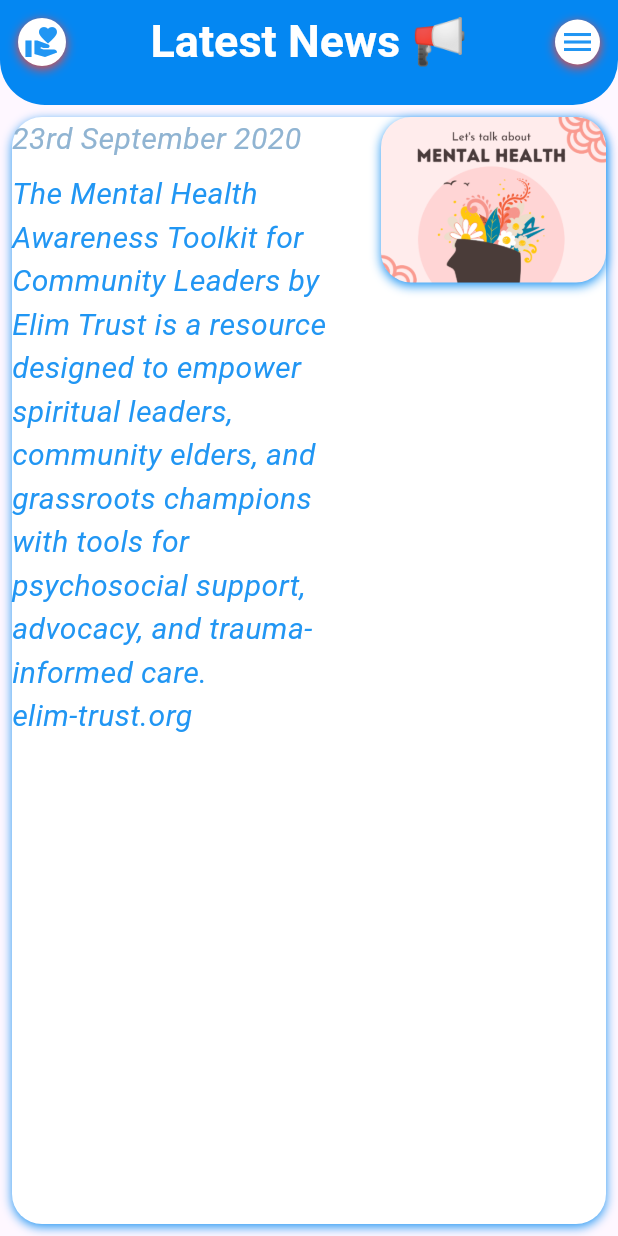
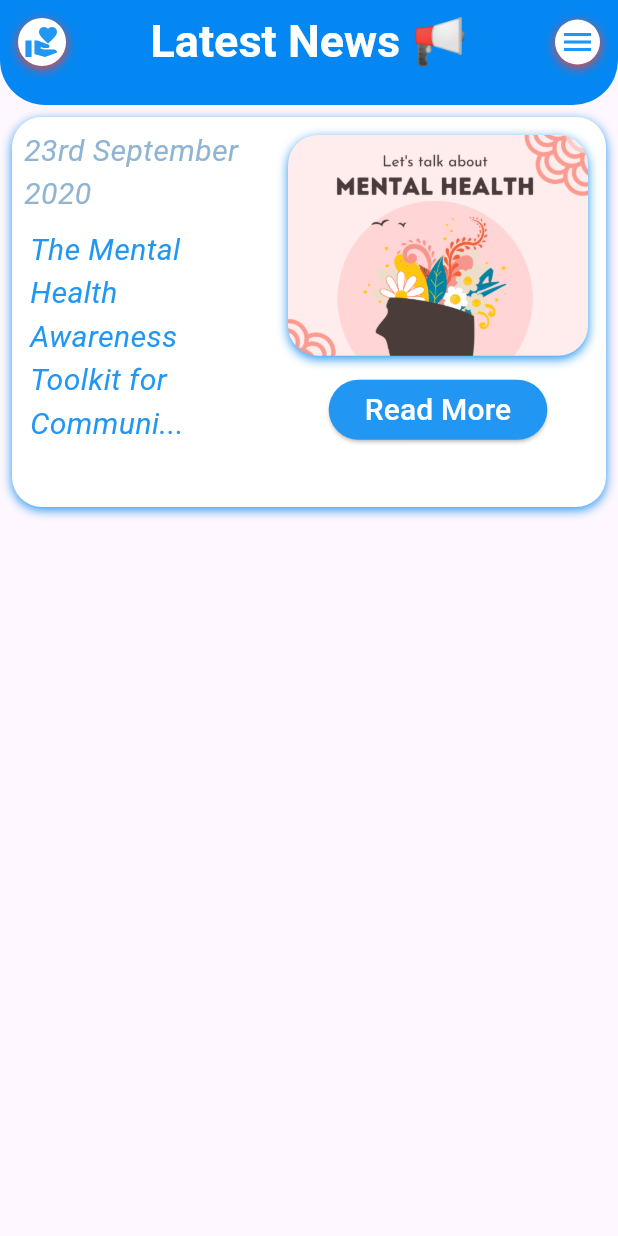
Before and after one commit to Yvonne-Wanja-1/Elim_trust_2, a Flutter app: the LatestnewsPage screen opened by its route, on a phone screen of 412 x 824 dp. Run offline on Flutter 3.47's test engine with Material 3 defaults, Android fonts, the phone set to English and light mode, and no system bars; our stand-ins replace animated_text_kit, curved_navigation_bar, font_awesome_flutter; Roboto replaces fonts that are missing (Arial).

Commit message:
fixed a bug

```diff
--- a/elim_trust_2/lib/pages/latestnews.dart
+++ b/elim_trust_2/lib/pages/latestnews.dart
@@ -79,7 +79,8 @@
           ),
         ),
       ),
-      body: Padding(
+      body: SingleChildScrollView(
+        child: Padding(
           padding: const EdgeInsets.all(8.0),
           child: Container(
             decoration: BoxDecoration(
@@ -102,7 +103,7 @@
                     crossAxisAlignment: CrossAxisAlignment.start,
                     children: [
                       const Padding(
-                      padding: EdgeInsets.only(bottom: 8.0),
+                        padding: EdgeInsets.all(8.0),
                         child: Text(
                           '23rd September 2020',
                           style: TextStyle(
@@ -113,9 +114,10 @@
                           ),
                         ),
                       ),
-                    const Text(
-                      '''The Mental Health Awareness Toolkit for Community Leaders by Elim Trust is a resource designed to empower spiritual leaders, community elders, and grassroots champions with tools for psychosocial support, advocacy, and trauma-informed care.
-elim-trust.org
+                      const Padding(
+                        padding: EdgeInsets.only(left: 12.0, right: 8.0, bottom: 12),
+                        child: Text(
+                          '''The Mental Health Awareness Toolkit for Communi...
 ''',
                           style: TextStyle(
                             fontSize: 20,
@@ -124,12 +126,16 @@
                             color: Colors.blue,
                           ),
                         ),
+                      ),
                     ],
                   ),
                 ),
                 const SizedBox(width: 8), // Space between the text and the image
+                Column(
+                  children: [
                     Container(
-                width: 150, // Set the width of the image
+                      margin: const EdgeInsets.symmetric(horizontal: 12.0, vertical: 12),
+                      width: 200, // Set the width of the image
                       decoration: BoxDecoration(
                         borderRadius: BorderRadius.circular(20), // Rounded corners for the image
                         boxShadow: const [
@@ -148,7 +154,26 @@
                         ),
                       ),
                     ),
+
+                    ElevatedButton(onPressed: (){},
+                     style: ElevatedButton.styleFrom(
+                      backgroundColor: Colors.blue,
+                      shape: RoundedRectangleBorder(
+                        borderRadius: BorderRadius.circular(20),
+                      ),
+                     ),
+                     child: Text(
+                      'Read More',
+                      style: TextStyle(
+                        fontSize: 20,
+                        fontFamily: 'Arial',
+                        color: Colors.white,
+                      ),
+                     ))
                   ],
+                ),
+              ],
+            ),
           ),
         ),
       ),
```
Also changed, not shown: elim_trust_2/lib/pages/homepage.dart (+29 -16 lines). Lines whose indentation alone changed are shown as unchanged.
